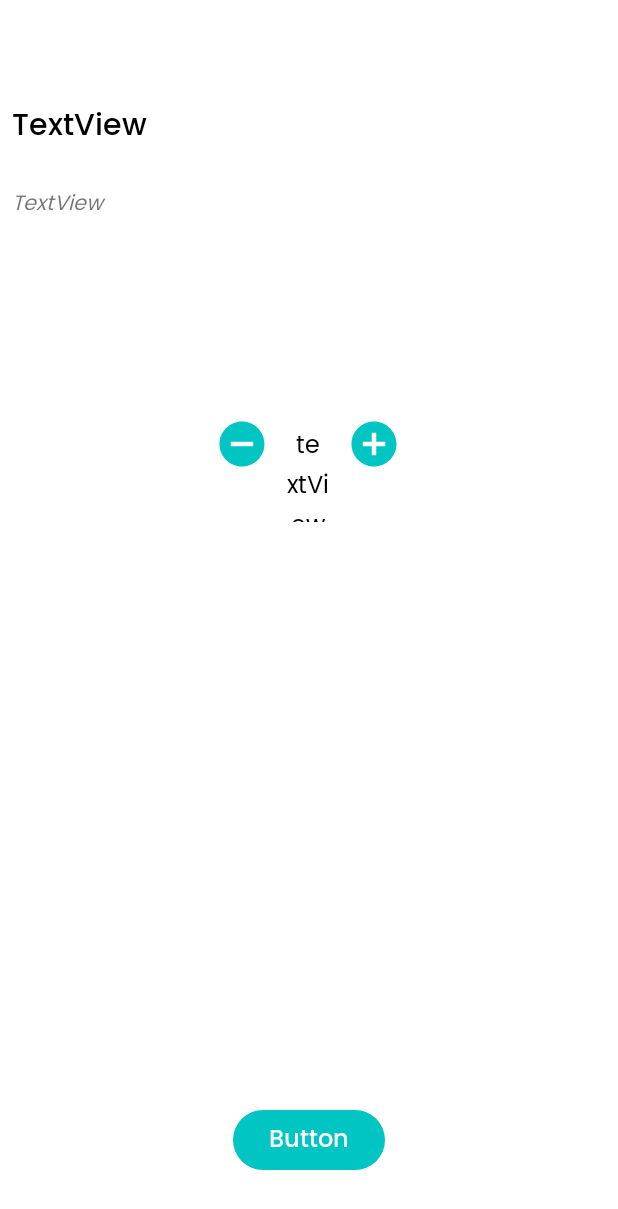
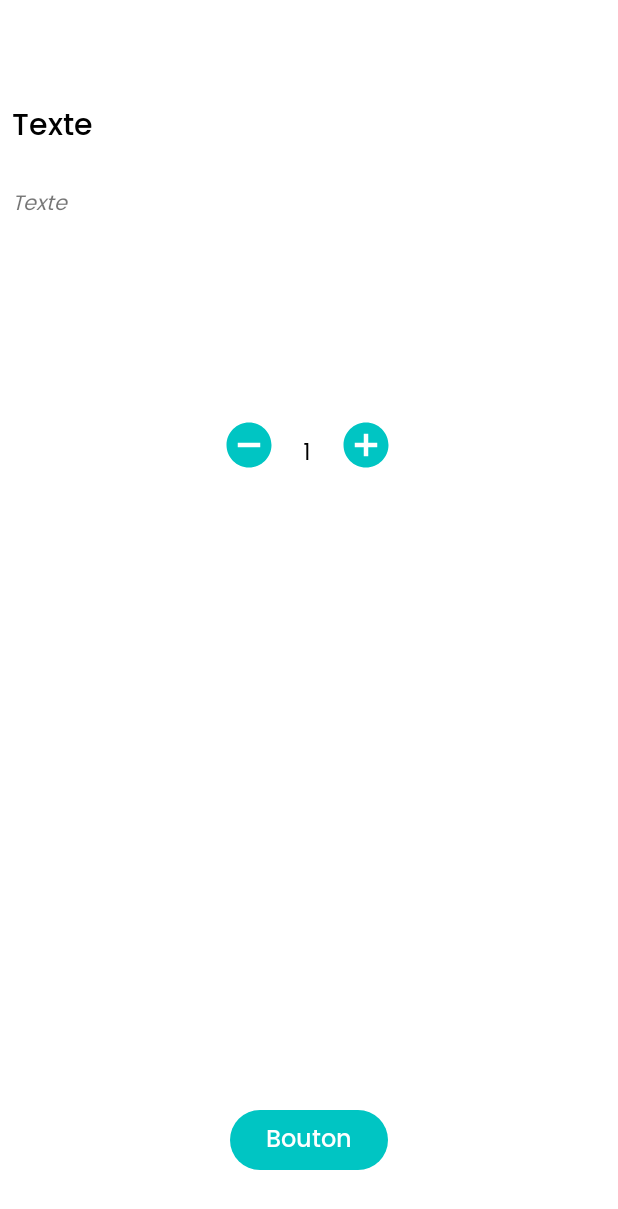
Before and after one commit to elise-rey/AndroidERestaurant, an Android app: the layout activity_details.xml on its own in the app's theme, with its tools: preview values and no code run, on a phone screen of 412 x 824 dp. Shown: the top 1209 px of the screen. Run offline under Robolectric (Android 15) with nearby library versions, the phone set to English and light mode, and no system bars; network calls fail.

Commit message:
number of items in basket & beginning of basket content

```diff
--- a/app/src/main/AndroidManifest.xml
+++ b/app/src/main/AndroidManifest.xml
@@ -2,7 +2,8 @@
 <manifest xmlns:android="http://schemas.android.com/apk/res/android"
     package="fr.isen.rey.androiderestaurant">
 
-    <uses-permission android:name="android.permission.INTERNET"/>
+    <uses-permission android:name="android.permission.INTERNET" />
+
     <application
         android:allowBackup="true"
         android:icon="@mipmap/ic_launcher"
@@ -11,6 +12,9 @@
         android:supportsRtl="true"
         android:theme="@style/Theme.AndroidERestaurant"
         android:usesCleartextTraffic="true">
+        <activity
+            android:name=".cart.CartActivity"
+            android:exported="false" />
         <activity
             android:name=".detail.DetailsActivity"
             android:exported="false" />
--- a/app/src/main/java/fr/isen/rey/androiderestaurant/HomeActivity.kt
+++ b/app/src/main/java/fr/isen/rey/androiderestaurant/HomeActivity.kt
@@ -1,11 +1,8 @@
 package fr.isen.rey.androiderestaurant
 
 import android.content.Intent
-import androidx.appcompat.app.AppCompatActivity
 import android.os.Bundle
 import android.util.Log
-import android.view.Menu
-import android.widget.Toast
 import fr.isen.rey.androiderestaurant.databinding.ActivityHomeBinding
 
 class HomeActivity : BaseActivity() {
--- a/app/src/main/java/fr/isen/rey/androiderestaurant/ListActivity.kt
+++ b/app/src/main/java/fr/isen/rey/androiderestaurant/ListActivity.kt
@@ -1,7 +1,6 @@
 package fr.isen.rey.androiderestaurant
 
 import android.content.Intent
-import androidx.appcompat.app.AppCompatActivity
 import android.os.Bundle
 import android.util.Log
 import androidx.recyclerview.widget.LinearLayoutManager
--- a/app/src/main/java/fr/isen/rey/androiderestaurant/detail/DetailsActivity.kt
+++ b/app/src/main/java/fr/isen/rey/androiderestaurant/detail/DetailsActivity.kt
@@ -1,7 +1,6 @@
 package fr.isen.rey.androiderestaurant.detail
 
 import android.annotation.SuppressLint
-import androidx.appcompat.app.AppCompatActivity
 import android.os.Bundle
 import com.google.android.material.snackbar.Snackbar
 import fr.isen.rey.androiderestaurant.BaseActivity
@@ -60,6 +59,7 @@ class DetailsActivity : BaseActivity() {
                 cart.addItem(dish, count.toInt())
                 cart.save(this)
                 Snackbar.make(binding.root, R.string.snackbarAdd, Snackbar.LENGTH_SHORT).show()
+                invalidateOptionsMenu()
             }
         }
     }
--- a/app/src/main/res/drawable/ic_delete.xml
+++ b/app/src/main/res/drawable/ic_delete.xml
@@ -1,7 +1,7 @@
 <vector xmlns:android="http://schemas.android.com/apk/res/android"
     android:width="24dp"
     android:height="24dp"
-    android:tint="#E00010"
+    android:tint="#FF505C"
     android:viewportWidth="24"
     android:viewportHeight="24">
     <path
--- a/app/src/main/res/layout/activity_details.xml
+++ b/app/src/main/res/layout/activity_details.xml
@@ -13,7 +13,7 @@
         android:layout_marginStart="8dp"
         android:layout_marginEnd="8dp"
         android:fontFamily="@font/poppins_medium"
-        android:text="TextView"
+        android:text="@string/text"
         android:textColor="@color/black"
         android:textSize="20sp"
         app:layout_constraintBottom_toBottomOf="parent"
@@ -33,7 +33,7 @@
         android:layout_marginEnd="8dp"
         android:layout_marginBottom="8dp"
         android:fontFamily="@font/poppins"
-        android:text="TextView"
+        android:text="@string/text"
         android:textStyle="italic"
         app:layout_constraintBottom_toBottomOf="parent"
         app:layout_constraintEnd_toEndOf="parent"
@@ -61,20 +61,21 @@
 
         <ImageButton
             android:id="@+id/lessButton"
-            android:layout_width="wrap_content"
-            android:layout_height="wrap_content"
+            android:layout_width="48dp"
+            android:layout_height="48dp"
             android:layout_weight="1"
-            android:backgroundTint="#00FFFFFF"
+            android:backgroundTint="@color/transparent"
+            android:contentDescription="@string/button"
             app:srcCompat="@drawable/ic_less"
-            tools:ignore="SpeakableTextPresentCheck" />
+            tools:ignore="SpeakableTextPresentCheck,ImageContrastCheck,ImageContrastCheck,DuplicateSpeakableTextCheck" />
 
         <TextView
             android:id="@+id/nbItem"
-            android:layout_width="28dp"
-            android:layout_height="wrap_content"
+            android:layout_width="30dp"
+            android:layout_height="56dp"
             android:layout_weight="1"
             android:fontFamily="@font/poppins"
-            android:text="textView"
+            android:text="@string/number"
             android:textAlignment="center"
             android:textColor="@color/black"
             android:textSize="16sp"
@@ -82,11 +83,13 @@
 
         <ImageButton
             android:id="@+id/moreButton"
-            android:layout_width="wrap_content"
-            android:layout_height="wrap_content"
+            android:layout_width="48dp"
+            android:layout_height="48dp"
             android:layout_weight="1"
-            android:backgroundTint="#00FFFFFF"
-            app:srcCompat="@drawable/ic_more" />
+            android:backgroundTint="@color/transparent"
+            android:contentDescription="@string/button"
+            app:srcCompat="@drawable/ic_more"
+            tools:ignore="SpeakableTextPresentCheck,ImageContrastCheck" />
 
     </LinearLayout>
 
@@ -105,12 +108,13 @@
         android:layout_height="wrap_content"
         android:layout_marginBottom="40dp"
         android:fontFamily="@font/poppins_medium"
-        android:text="Button"
+        android:text="@string/button"
         android:textColor="@color/white"
         android:textSize="16sp"
         app:cornerRadius="24dp"
         app:layout_constraintBottom_toBottomOf="parent"
         app:layout_constraintEnd_toEndOf="parent"
-        app:layout_constraintStart_toStartOf="parent" />
+        app:layout_constraintStart_toStartOf="parent"
+        tools:ignore="TextContrastCheck,TextContrastCheck" />
 
 </androidx.constraintlayout.widget.ConstraintLayout>
--- a/app/src/main/res/menu/menu.xml
+++ b/app/src/main/res/menu/menu.xml
@@ -2,8 +2,9 @@
 <menu xmlns:android="http://schemas.android.com/apk/res/android"
     xmlns:app="http://schemas.android.com/apk/res-auto">
     <item
-        android:actionLayout="@layout/menu_cart"
+        android:id="@+id/cart"
         android:icon="@drawable/ic_cart"
         android:title="@string/cart"
+        app:actionLayout="@layout/menu_cart"
         app:showAsAction="always" />
 </menu>
--- a/app/src/main/res/values/colors.xml
+++ b/app/src/main/res/values/colors.xml
@@ -9,4 +9,5 @@
     <color name="teal_transparent">#3300C5C3</color>
     <color name="black">#FF000000</color>
     <color name="white">#FFFFFFFF</color>
+    <color name="transparent">#00000000</color>
 </resources>
--- a/app/src/main/res/values/strings.xml
+++ b/app/src/main/res/values/strings.xml
@@ -5,10 +5,9 @@
     <string name="main">Plats</string>
     <string name="dessert">Desserts</string>
 
-    <string name="toastStarter">Ouverture des entrées...</string>
-    <string name="toastMain">Ouverture des plats...</string>
-    <string name="toastDessert">Ouverture des desserts...</string>
-
+    <string name="button">Bouton</string>
+    <string name="number">1</string>
+    <string name="text">Texte</string>
     <string name="total">Ajouter au panier - </string>
     <string name="snackbarAdd">Ajouté</string>
 
```
Also changed, not shown: app/src/main/java/fr/isen/rey/androiderestaurant/BaseActivity.kt (+21 -0 lines), app/src/main/java/fr/isen/rey/androiderestaurant/cart/Cart.kt (+5 -7 lines), app/src/main/java/fr/isen/rey/androiderestaurant/cart/CartActivity.kt (added, +22 -0 lines), app/src/main/res/layout/activity_cart.xml (added, +17 -0 lines), app/src/main/res/layout/cell_basket.xml (added, +80 -0 lines), app/src/main/res/layout/cell_food.xml (+5 -6 lines), app/src/main/res/layout/menu_cart.xml (+7 -3 lines).
